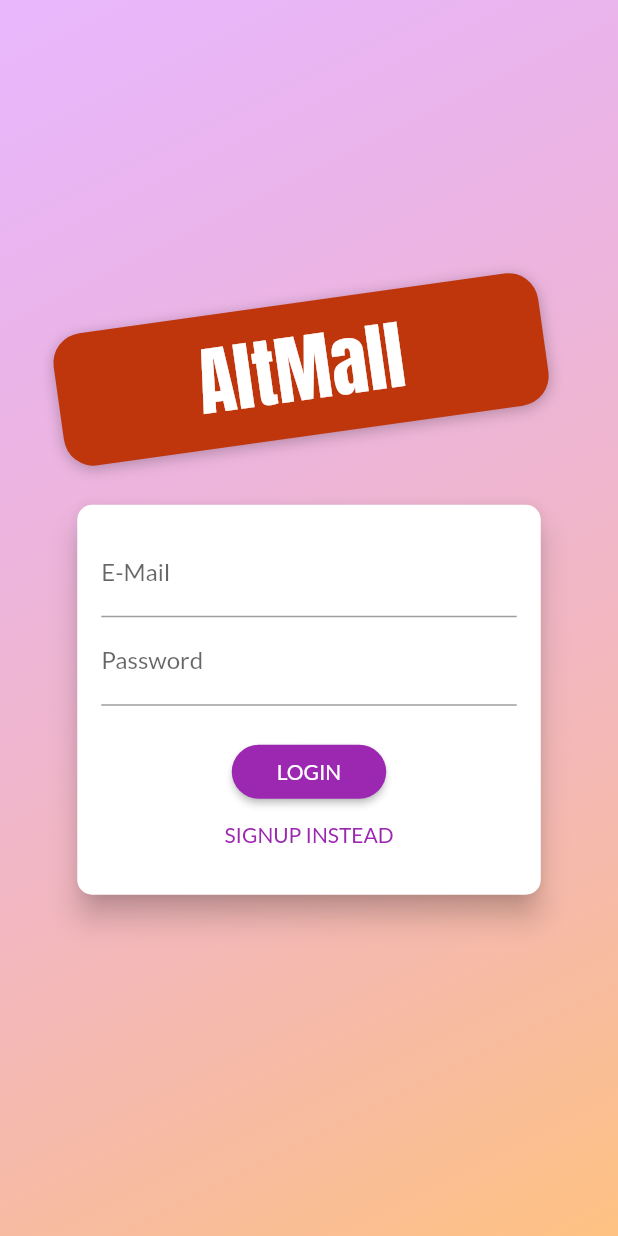
After one commit to Abdulbizzy/shop_app, a Flutter app: the screen it shows after launch, on a phone screen of 412 x 824 dp. The commit adds this screen. Run offline on Flutter 3.47's test engine with Material 2 defaults, Android fonts, the phone set to English and light mode, and no system bars.

Commit message:
Now with auth screen

```diff
--- a/lib/main.dart
+++ b/lib/main.dart
@@ -1,5 +1,6 @@
 import 'package:flutter/material.dart';
 import 'package:provider/provider.dart';
+import 'package:shop_app/providers/auth.dart';
 import 'package:shop_app/providers/cart.dart';
 import 'package:shop_app/providers/orders.dart';
 import 'package:shop_app/screens/cart_screen.dart';
@@ -7,9 +8,9 @@ import 'package:shop_app/screens/edit_product_screen.dart';
 import 'package:shop_app/screens/orders_screen.dart';
 
 import 'package:shop_app/screens/product_detail_screen.dart';
-import 'package:shop_app/screens/products_overview_screen.dart';
 import './providers/products_provider.dart';
 import './screens/user_products_screen.dart';
+import './screens/auth_screen.dart';
 
 void main() => runApp(MyApp());
 
@@ -18,6 +19,9 @@ class MyApp extends StatelessWidget {
   Widget build(BuildContext context) {
     return MultiProvider(
       providers: [
+        ChangeNotifierProvider(
+          create: (ctx) => Auth(),
+        ),
         ChangeNotifierProvider(
           create: (ctx) => Products(),
         ),
@@ -36,7 +40,7 @@ class MyApp extends StatelessWidget {
           accentColor: Colors.deepOrange,
           fontFamily: 'Lato',
         ),
-        home: ProductsOverviewScreen(),
+        home: AuthScreen(),
         routes: {
           ProductDetailScreen.routeName: (ctx) => ProductDetailScreen(),
           CartScreen.routeName: (ctx) => CartScreen(),
--- /dev/null
+++ b/lib/models/http_exception.dart
@@ -0,0 +1,11 @@
+class HttpException implements Exception {
+  final String message;
+
+  HttpException(this.message);
+
+  @override
+  String toString() {
+    return message;
+    // return super.toString();
+  }
+}
--- /dev/null
+++ b/lib/providers/auth.dart
@@ -0,0 +1,31 @@
+import 'dart:convert';
+
+import 'package:flutter/material.dart';
+import 'package:http/http.dart' as http;
+
+class Auth with ChangeNotifier {
+  String? _token;
+  DateTime? _expiryDate;
+  String? _userID;
+
+  Future<void> _authenticate(
+      String? email, String? password, String? urlSegment) async {
+    var url = Uri.parse(
+        'https://identitytoolkit.googleapis.com/v1/accounts:$urlSegment?key=AIzaSyAewQ63hD4GCAegDsF5zjV0l89kri-FvOo');
+    final response = await http.post(url,
+        body: json.encode({
+          'email': email,
+          'password': password,
+          'returnSecureToken': true,
+        }));
+    print(json.decode(response.body));
+  }
+
+  Future<void> signup(String? email, String? password) async {
+    return _authenticate(email, password, 'signUp');
+  }
+
+  Future<void> login(String? email, String? password) async {
+    return _authenticate(email, password, 'signInWithPassword');
+  }
+}
--- a/lib/providers/products_provider.dart
+++ b/lib/providers/products_provider.dart
@@ -1,42 +1,43 @@
 import 'package:flutter/material.dart';
+import 'package:shop_app/models/http_exception.dart';
 import 'dart:convert';
 import 'package:shop_app/providers/product.dart';
 import 'package:http/http.dart' as http;
 
 class Products with ChangeNotifier {
   List<Product> _items = [
-    Product(
-      id: 'p1',
-      title: 'Red Shirt',
-      description: 'A red shirt - it is pretty red!',
-      price: 29.99,
-      imageUrl:
-          'https://cdn.pixabay.com/photo/2016/10/02/22/17/red-t-shirt-1710578_1280.jpg',
-    ),
-    Product(
-      id: 'p2',
-      title: 'Trousers',
-      description: 'A nice pair of trousers.',
-      price: 59.99,
-      imageUrl:
-          'https://upload.wikimedia.org/wikipedia/commons/thumb/e/e8/Trousers%2C_dress_%28AM_1960.022-8%29.jpg/512px-Trousers%2C_dress_%28AM_1960.022-8%29.jpg',
-    ),
-    Product(
-      id: 'p3',
-      title: 'Yellow Scarf',
-      description: 'Warm and cozy - exactly what you need for the winter.',
-      price: 19.99,
-      imageUrl:
-          'https://live.staticflickr.com/4043/4438260868_cc79b3369d_z.jpg',
-    ),
-    Product(
-      id: 'p4',
-      title: 'A Pan',
-      description: 'Prepare any meal you want.',
-      price: 49.99,
-      imageUrl:
-          'https://upload.wikimedia.org/wikipedia/commons/thumb/1/14/Cast-Iron-Pan.jpg/1024px-Cast-Iron-Pan.jpg',
-    ),
+    // Product(
+    //   id: 'p1',
+    //   title: 'Red Shirt',
+    //   description: 'A red shirt - it is pretty red!',
+    //   price: 29.99,
+    //   imageUrl:
+    //       'https://cdn.pixabay.com/photo/2016/10/02/22/17/red-t-shirt-1710578_1280.jpg',
+    // ),
+    // Product(
+    //   id: 'p2',
+    //   title: 'Trousers',
+    //   description: 'A nice pair of trousers.',
+    //   price: 59.99,
+    //   imageUrl:
+    //       'https://upload.wikimedia.org/wikipedia/commons/thumb/e/e8/Trousers%2C_dress_%28AM_1960.022-8%29.jpg/512px-Trousers%2C_dress_%28AM_1960.022-8%29.jpg',
+    // ),
+    // Product(
+    //   id: 'p3',
+    //   title: 'Yellow Scarf',
+    //   description: 'Warm and cozy - exactly what you need for the winter.',
+    //   price: 19.99,
+    //   imageUrl:
+    //       'https://live.staticflickr.com/4043/4438260868_cc79b3369d_z.jpg',
+    // ),
+    // Product(
+    //   id: 'p4',
+    //   title: 'A Pan',
+    //   description: 'Prepare any meal you want.',
+    //   price: 49.99,
+    //   imageUrl:
+    //       'https://upload.wikimedia.org/wikipedia/commons/thumb/1/14/Cast-Iron-Pan.jpg/1024px-Cast-Iron-Pan.jpg',
+    // ),
   ];
 
   // var _showFavoritesOnly = false;
@@ -66,19 +67,45 @@ class Products with ChangeNotifier {
     return _items.where((prodItem) => prodItem.isFavorite).toList();
   }
 
-  Future<void> addProdcut(Product product) {
+  Future<void> fetchAndSetProducts() async {
     var url = Uri.https(
         'shop-app-56b18-default-rtdb.firebaseio.com', '/products.json');
-    return http
-        .post(url,
+    try {
+      final response = await http.get(url);
+      final extractedData = json.decode(response.body) as Map<String, dynamic>;
+      final List<Product> loadedProducts = [];
+      extractedData.forEach((prodId, prodData) {
+        loadedProducts.add(Product(
+          id: prodId,
+          title: prodData['title'],
+          description: prodData['description'],
+          price: prodData['price'],
+          isFavorite: prodData['isFavorite'],
+          imageUrl: prodData['imageUrl'],
+        ));
+      });
+      _items = loadedProducts;
+      notifyListeners();
+      print(json.decode(response.body));
+    } catch (error) {
+      throw (error);
+    }
+  }
+
+  Future<void> addProdcut(Product product) async {
+    var url = Uri.https(
+        'shop-app-56b18-default-rtdb.firebaseio.com', '/products.json');
+    try {
+      final response = await http.post(
+        url,
         body: json.encode({
           'title': product.title,
           'description': product.description,
           'imageUrl': product.imageUrl,
           'price': product.price,
           'isFavorite': product.isFavorite,
-            }))
-        .then((response) {
+        }),
+      );
       final newProduct = Product(
         title: product.title,
         description: product.description,
@@ -89,15 +116,24 @@ class Products with ChangeNotifier {
       _items.add(newProduct);
       // _items.insert(0, newProduct);  // at the start of list
       notifyListeners();
-    }).catchError((error) {
+    } catch (error) {
       print(error);
       throw error;
-    });
+    }
   }
 
-  void updateProduct(String id, Product newProduct) {
+  Future<void> updateProduct(String id, Product newProduct) async {
     final prodIndex = _items.indexWhere((prod) => prod.id == id);
     if (prodIndex >= 0) {
+      var url = Uri.https(
+          'shop-app-56b18-default-rtdb.firebaseio.com', '/products/$id.json');
+      await http.patch(url,
+          body: json.encode({
+            'title': newProduct.title,
+            'description': newProduct.description,
+            'imageUrl': newProduct.imageUrl,
+            'price': newProduct.price,
+          }));
       _items[prodIndex] = newProduct;
       notifyListeners();
     } else {
@@ -105,8 +141,21 @@ class Products with ChangeNotifier {
     }
   }
 
-  void deleteProduct(String id) {
-    _items.removeWhere((prod) => prod.id == id);
+  Future<void> deleteProduct(String id) async {
+    var url = Uri.https(
+        'shop-app-56b18-default-rtdb.firebaseio.com', '/products/$id.json');
+    final existingProductIndex = _items.indexWhere((prod) => prod.id == id);
+    var existingProduct = _items[existingProductIndex];
+    _items.removeAt(existingProductIndex);
     notifyListeners();
+    final response = await http.delete(url);
+    if (response.statusCode >= 400) {
+      _items.insert(existingProductIndex, existingProduct);
+      notifyListeners();
+      throw HttpException('Could not delete product.');
+    }
+    if (existingProduct == existingProduct) {
+      return null;
     }
   }
+}
--- /dev/null
+++ b/lib/screens/auth_screen.dart
@@ -0,0 +1,238 @@
+import 'dart:math';
+
+import 'package:flutter/material.dart';
+import 'package:provider/provider.dart';
+import 'package:shop_app/providers/auth.dart';
+
+enum AuthMode { Signup, Login }
+
+class AuthScreen extends StatelessWidget {
+  static const routeName = '/auth';
+
+  @override
+  Widget build(BuildContext context) {
+    final deviceSize = MediaQuery.of(context).size;
+    // final transformConfig = Matrix4.rotationZ(-8 * pi / 180);
+    // transformConfig.translate(-10.0);
+    return Scaffold(
+      // resizeToAvoidBottomInset: false,
+      body: Stack(
+        children: <Widget>[
+          Container(
+            decoration: BoxDecoration(
+              gradient: LinearGradient(
+                colors: [
+                  Color.fromRGBO(215, 117, 255, 1).withOpacity(0.5),
+                  Color.fromRGBO(255, 188, 117, 1).withOpacity(0.9),
+                ],
+                begin: Alignment.topLeft,
+                end: Alignment.bottomRight,
+                stops: [0, 1],
+              ),
+            ),
+          ),
+          SingleChildScrollView(
+            child: Container(
+              height: deviceSize.height,
+              width: deviceSize.width,
+              child: Column(
+                mainAxisAlignment: MainAxisAlignment.center,
+                crossAxisAlignment: CrossAxisAlignment.center,
+                children: <Widget>[
+                  Flexible(
+                    child: Container(
+                      margin: EdgeInsets.only(bottom: 20.0),
+                      padding:
+                          EdgeInsets.symmetric(vertical: 8.0, horizontal: 94.0),
+                      transform: Matrix4.rotationZ(-8 * pi / 180)
+                        ..translate(-10.0),
+                      // ..translate(-10.0),
+                      decoration: BoxDecoration(
+                        borderRadius: BorderRadius.circular(20),
+                        color: Colors.deepOrange.shade900,
+                        boxShadow: [
+                          BoxShadow(
+                            blurRadius: 8,
+                            color: Colors.black26,
+                            offset: Offset(0, 2),
+                          )
+                        ],
+                      ),
+                      child: Text(
+                        'AltMall',
+                        style: TextStyle(
+                          color: Theme.of(context)
+                              .accentTextTheme
+                              .headline6!
+                              .color,
+                          fontSize: 50,
+                          fontFamily: 'Anton',
+                          fontWeight: FontWeight.normal,
+                        ),
+                      ),
+                    ),
+                  ),
+                  Flexible(
+                    flex: deviceSize.width > 600 ? 2 : 1,
+                    child: AuthCard(),
+                  ),
+                ],
+              ),
+            ),
+          ),
+        ],
+      ),
+    );
+  }
+}
+
+class AuthCard extends StatefulWidget {
+  const AuthCard({
+    Key? key,
+  }) : super(key: key);
+
+  @override
+  _AuthCardState createState() => _AuthCardState();
+}
+
+class _AuthCardState extends State<AuthCard> {
+  final GlobalKey<FormState> _formKey = GlobalKey();
+  AuthMode _authMode = AuthMode.Login;
+  Map<String, String> _authData = {
+    'email': '',
+    'password': '',
+  };
+  var _isLoading = false;
+  final _passwordController = TextEditingController();
+
+  Future<void> _submit() async {
+    if (!_formKey.currentState!.validate()) {
+      // Invalid!
+      return;
+    }
+    _formKey.currentState!.save();
+    setState(() {
+      _isLoading = true;
+    });
+    if (_authMode == AuthMode.Login) {
+      // Log user in
+      await Provider.of<Auth>(context, listen: false).login(
+        _authData['email'],
+        _authData['password'],
+      );
+    } else {
+      // Sign user up
+      await Provider.of<Auth>(context, listen: false).signup(
+        _authData['email'],
+        _authData['password'],
+      );
+    }
+    setState(() {
+      _isLoading = false;
+    });
+  }
+
+  void _switchAuthMode() {
+    if (_authMode == AuthMode.Login) {
+      setState(() {
+        _authMode = AuthMode.Signup;
+      });
+    } else {
+      setState(() {
+        _authMode = AuthMode.Login;
+      });
+    }
+  }
+
+  @override
+  Widget build(BuildContext context) {
+    final deviceSize = MediaQuery.of(context).size;
+    return Card(
+      shape: RoundedRectangleBorder(
+        borderRadius: BorderRadius.circular(10.0),
+      ),
+      elevation: 8.0,
+      child: Container(
+        height: _authMode == AuthMode.Signup ? 320 : 260,
+        constraints:
+            BoxConstraints(minHeight: _authMode == AuthMode.Signup ? 320 : 260),
+        width: deviceSize.width * 0.75,
+        padding: EdgeInsets.all(16.0),
+        child: Form(
+          key: _formKey,
+          child: SingleChildScrollView(
+            child: Column(
+              children: <Widget>[
+                TextFormField(
+                  decoration: InputDecoration(labelText: 'E-Mail'),
+                  keyboardType: TextInputType.emailAddress,
+                  validator: (value) {
+                    if (value!.isEmpty || !value.contains('@')) {
+                      return 'Invalid email!';
+                    }
+                    return null;
+                  },
+                  onSaved: (value) {
+                    _authData['email'] = value!;
+                  },
+                ),
+                TextFormField(
+                  decoration: InputDecoration(labelText: 'Password'),
+                  obscureText: true,
+                  controller: _passwordController,
+                  validator: (value) {
+                    if (value!.isEmpty || value.length < 5) {
+                      return 'Password is too short!';
+                    }
+                  },
+                  onSaved: (value) {
+                    _authData['password'] = value!;
+                  },
+                ),
+                if (_authMode == AuthMode.Signup)
+                  TextFormField(
+                    enabled: _authMode == AuthMode.Signup,
+                    decoration: InputDecoration(labelText: 'Confirm Password'),
+                    obscureText: true,
+                    validator: _authMode == AuthMode.Signup
+                        ? (value) {
+                            if (value != _passwordController.text) {
+                              return 'Passwords do not match!';
+                            }
+                          }
+                        : null,
+                  ),
+                SizedBox(
+                  height: 20,
+                ),
+                if (_isLoading)
+                  CircularProgressIndicator()
+                else
+                  RaisedButton(
+                    child:
+                        Text(_authMode == AuthMode.Login ? 'LOGIN' : 'SIGN UP'),
+                    onPressed: _submit,
+                    shape: RoundedRectangleBorder(
+                      borderRadius: BorderRadius.circular(30),
+                    ),
+                    padding:
+                        EdgeInsets.symmetric(horizontal: 30.0, vertical: 8.0),
+                    color: Theme.of(context).primaryColor,
+                    textColor: Theme.of(context).primaryTextTheme.button!.color,
+                  ),
+                FlatButton(
+                  child: Text(
+                      '${_authMode == AuthMode.Login ? 'SIGNUP' : 'LOGIN'} INSTEAD'),
+                  onPressed: _switchAuthMode,
+                  padding: EdgeInsets.symmetric(horizontal: 30.0, vertical: 4),
+                  materialTapTargetSize: MaterialTapTargetSize.shrinkWrap,
+                  textColor: Theme.of(context).primaryColor,
+                ),
+              ],
+            ),
+          ),
+        ),
+      ),
+    );
+  }
+}
```
Also changed, not shown: lib/providers/orders.dart (+53 -3 lines), lib/providers/product.dart (+25 -1 lines), lib/screens/cart_screen.dart (+39 -11 lines), lib/screens/edit_product_screen.dart (+17 -17 lines), lib/screens/orders_screen.dart (+37 -3 lines), lib/screens/products_overview_screen.dart (+36 -1 lines), lib/screens/user_products_screen.dart (+9 -1 lines), lib/widgets/user_product_item.dart (+15 -2 lines). Lines whose indentation alone changed are shown as unchanged.
